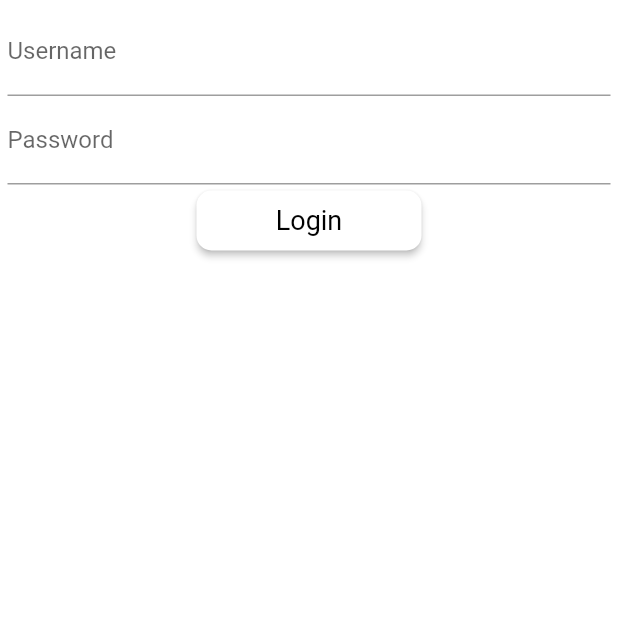
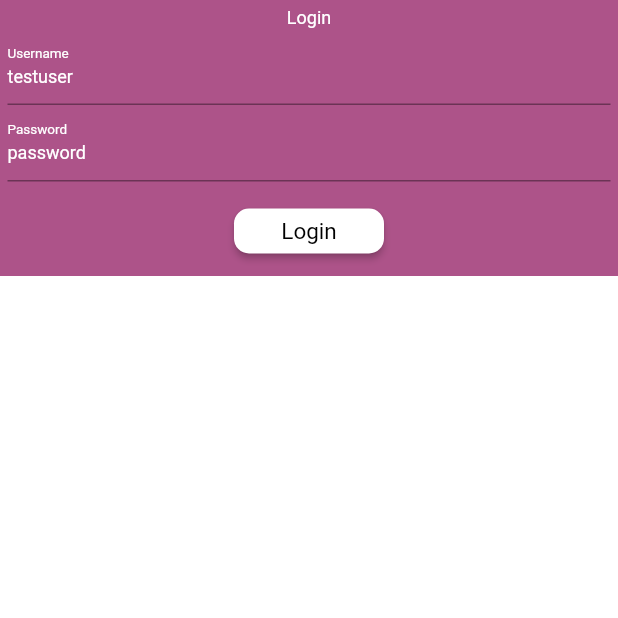
Before and after one commit to samyog437/flutter_blogit, a Flutter app: the WearLoginScreen screen opened directly, on a phone screen of 412 x 824 dp, the top half of it. Run offline on Flutter 3.47's test engine with Material 2 defaults, Android fonts, the phone set to English and light mode, and no system bars; our stand-ins replace dio, google_maps_flutter, image_picker, motion_toast, objectbox, pretty_dio_logger; missing offline and left inert: wear; generated files the repository leaves out were written again.

Commit message:
better layout for wearos

```diff
--- a/lib/app/routes.dart
+++ b/lib/app/routes.dart
@@ -23,8 +23,8 @@ class MyApp extends StatelessWidget {
       theme: getApplicationTheme(),
       initialRoute: '/',
       routes: {
-        '/': (context) => const SplashScreen(),
-        // '/': (context) => const WearLoginScreen(),
+        // '/': (context) => const SplashScreen(),
+        '/': (context) => const WearLoginScreen(),
         // '/': (context) => const GoogleMapScreen(),
         WearDashboardScreen.route: (context) => const WearDashboardScreen(),
 
--- a/lib/screen/wearos/wear_login.dart
+++ b/lib/screen/wearos/wear_login.dart
@@ -15,8 +15,8 @@ class WearLoginScreen extends StatefulWidget {
 
 class _WearLoginScreenState extends State<WearLoginScreen> {
   final _formKey = GlobalKey<FormState>();
-  final _usernameController = TextEditingController();
-  final _passwordController = TextEditingController();
+  final _usernameController = TextEditingController(text: 'testuser');
+  final _passwordController = TextEditingController(text: 'password');
 
   _loginUser() async {
     final islogin = await UserRepositoryImpl()
@@ -48,8 +48,16 @@ class _WearLoginScreenState extends State<WearLoginScreen> {
               // ),
               body: SingleChildScrollView(
                 child: Container(
+                  color: const Color(0xFFad5389),
                   padding: const EdgeInsets.all(5),
-                  child: Form(
+                  child: Column(
+                    mainAxisAlignment: MainAxisAlignment.center,
+                    children: [
+                      const Text(
+                        'Login',
+                        style: TextStyle(fontSize: 12, color: Colors.white),
+                      ),
+                      Form(
                         key: _formKey,
                         child: Column(
                           children: [
@@ -57,7 +65,11 @@ class _WearLoginScreenState extends State<WearLoginScreen> {
                               controller: _usernameController,
                               decoration: const InputDecoration(
                                 labelText: 'Username',
+                                labelStyle: TextStyle(
+                                    fontSize: 12, color: Colors.white),
                               ),
+                              style: const TextStyle(
+                                  color: Colors.white, fontSize: 12),
                               validator: ((value) {
                                 if (value == null || value.isEmpty) {
                                   return 'Please enter username';
@@ -69,6 +81,12 @@ class _WearLoginScreenState extends State<WearLoginScreen> {
                               controller: _passwordController,
                               decoration: const InputDecoration(
                                 labelText: 'Password',
+                                labelStyle: TextStyle(
+                                    fontSize: 12, color: Colors.white),
+                              ),
+                              style: const TextStyle(
+                                color: Colors.white,
+                                fontSize: 12,
                               ),
                               validator: ((value) {
                                 if (value == null || value.isEmpty) {
@@ -77,16 +95,31 @@ class _WearLoginScreenState extends State<WearLoginScreen> {
                                 return null;
                               }),
                             ),
-                        ElevatedButton(
+                            const SizedBox(
+                              height: 8,
+                            ),
+                            Padding(
+                              padding: const EdgeInsets.symmetric(vertical: 10),
+                              child: SizedBox(
+                                width: 100,
+                                height: 30,
+                                child: ElevatedButton(
                                   onPressed: () {
                                     if (_formKey.currentState!.validate()) {
                                       _loginUser();
                                     }
                                   },
-                          child: const Text('Login'),
+                                  child: const Text(
+                                    'Login',
+                                    style: TextStyle(fontSize: 15),
+                                  ),
+                                ),
+                              ),
                             ),
                           ],
                         ),
+                      ),
+                    ],
                   ),
                 ),
               ),
```
Lines whose indentation alone changed are shown as unchanged.
